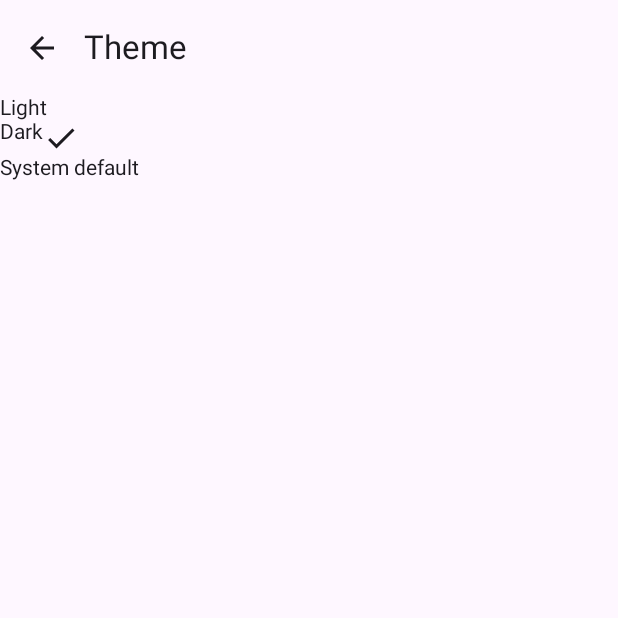
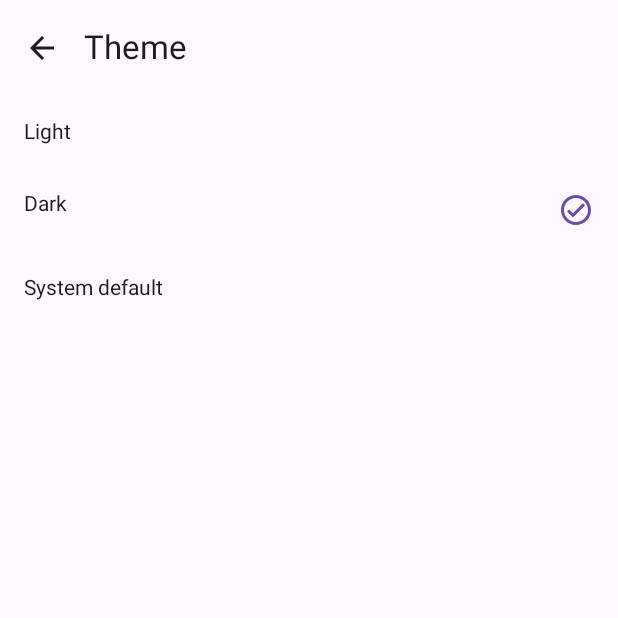
Before and after one commit to Yotfr/RandomCats, an Android app built with Jetpack Compose: the composable SettingsThemeScreen shown on its own in the app's theme, after a tap on "Dark", on a phone screen of 412 x 824 dp, the top half of it. Run offline under Robolectric (Android 15) with nearby library versions, the phone set to English and light mode, and no system bars; our stand-ins replace Dagger/Hilt's generated code; 3 statements that could not run were skipped; 1 other tap on this screen came first.

Commit message:
Theme screen styling + signOut

```diff
--- a/app/src/main/java/com/yotfr/randomcats/presentation/screens/settingstheme/SettingsThemeScreen.kt
+++ b/app/src/main/java/com/yotfr/randomcats/presentation/screens/settingstheme/SettingsThemeScreen.kt
@@ -1,6 +1,5 @@
 package com.yotfr.randomcats.presentation.screens.settingstheme
 
-import android.util.Log
 import androidx.compose.animation.AnimatedVisibility
 import androidx.compose.animation.fadeIn
 import androidx.compose.animation.fadeOut
@@ -8,12 +7,15 @@ import androidx.compose.foundation.clickable
 import androidx.compose.foundation.layout.*
 import androidx.compose.material.icons.Icons
 import androidx.compose.material.icons.filled.Check
+import androidx.compose.material.icons.filled.CheckCircle
 import androidx.compose.material.icons.outlined.ArrowBack
+import androidx.compose.material.icons.outlined.CheckCircle
 import androidx.compose.material3.*
 import androidx.compose.runtime.*
 import androidx.compose.ui.Modifier
 import androidx.compose.ui.graphics.vector.ImageVector
 import androidx.compose.ui.res.stringResource
+import androidx.compose.ui.unit.dp
 import androidx.hilt.navigation.compose.hiltViewModel
 import com.yotfr.randomcats.R
 import com.yotfr.randomcats.domain.model.Theme
@@ -25,7 +27,6 @@ fun SettingsThemeScreen(
     goBack: () -> Unit,
     viewModel: SettingsThemeViewModel = hiltViewModel()
 ) {
-
     val state by viewModel.state.collectAsState()
 
     Scaffold(
@@ -42,15 +43,16 @@ fun SettingsThemeScreen(
                 .padding(top = it.calculateTopPadding()),
             currentTheme = state.currentTheme,
             onThemeSelected = { theme ->
-                Log.d("TEST","theme -> $theme")
-                viewModel.onEvent(SettingsThemeEvent.ThemeChanged(
-                    theme = theme
-                ))
+                viewModel.onEvent(
+                    SettingsThemeEvent.ThemeChanged(
+                        theme = theme
+                    )
+                )
             },
             lightThemeText = stringResource(id = R.string.light),
             darkThemeText = stringResource(id = R.string.dark),
             systemDefaultThemeText = stringResource(id = R.string.system_default),
-            selectedThemeIcon = Icons.Filled.Check
+            selectedThemeIcon = Icons.Outlined.CheckCircle
         )
     }
 }
@@ -88,15 +90,17 @@ fun ThemePickerCard(
     lightThemeText: String,
     darkThemeText: String,
     systemDefaultThemeText: String,
-    selectedThemeIcon:ImageVector
+    selectedThemeIcon: ImageVector
 ) {
-    Log.d("TEST","anim -> $currentTheme")
     Column(modifier = modifier) {
         Row(
-            modifier = Modifier.fillMaxWidth()
+            modifier = Modifier
+                .fillMaxWidth()
                 .clickable {
                     onThemeSelected(Theme.LIGHT)
                 }
+                .padding(16.dp),
+            horizontalArrangement = Arrangement.SpaceBetween
         ) {
             Text(text = lightThemeText)
             AnimatedVisibility(
@@ -104,17 +108,21 @@ fun ThemePickerCard(
                 enter = fadeIn(),
                 exit = fadeOut()
             ) {
-                Icon (
+                Icon(
                     imageVector = selectedThemeIcon,
-                    contentDescription = ""
+                    contentDescription = "",
+                    tint = MaterialTheme.colorScheme.primary
                 )
             }
         }
         Row(
-            modifier = Modifier.fillMaxWidth()
+            modifier = Modifier
+                .fillMaxWidth()
                 .clickable {
                     onThemeSelected(Theme.DARK)
                 }
+                .padding(16.dp),
+            horizontalArrangement = Arrangement.SpaceBetween
         ) {
             Text(text = darkThemeText)
             AnimatedVisibility(
@@ -122,17 +130,21 @@ fun ThemePickerCard(
                 enter = fadeIn(),
                 exit = fadeOut()
             ) {
-                Icon (
+                Icon(
                     imageVector = selectedThemeIcon,
-                    contentDescription = ""
+                    contentDescription = "",
+                    tint = MaterialTheme.colorScheme.primary
                 )
             }
         }
         Row(
-            modifier = Modifier.fillMaxWidth()
+            modifier = Modifier
+                .fillMaxWidth()
                 .clickable {
                     onThemeSelected(Theme.SYSTEM_DEFAULT)
                 }
+                .padding(16.dp),
+            horizontalArrangement = Arrangement.SpaceBetween
         ) {
             Text(text = systemDefaultThemeText)
             AnimatedVisibility(
@@ -140,9 +152,10 @@ fun ThemePickerCard(
                 enter = fadeIn(),
                 exit = fadeOut()
             ) {
-                Icon (
+                Icon(
                     imageVector = selectedThemeIcon,
-                    contentDescription = ""
+                    contentDescription = "",
+                    tint = MaterialTheme.colorScheme.primary
                 )
             }
         }
```
Also changed, not shown: app/src/main/java/com/yotfr/randomcats/data/repository/UserRepositoryImpl.kt (+8 -7 lines), app/src/main/java/com/yotfr/randomcats/presentation/navigation/home/HomeNavGraph.kt (+8 -6 lines), app/src/main/java/com/yotfr/randomcats/presentation/navigation/home/settings/SettingsNavGraph.kt (+5 -6 lines), app/src/main/java/com/yotfr/randomcats/presentation/navigation/root/RootNavigationGraph.kt (+15 -7 lines), app/src/main/java/com/yotfr/randomcats/presentation/screens/home/HomeScreen.kt (+7 -2 lines).
